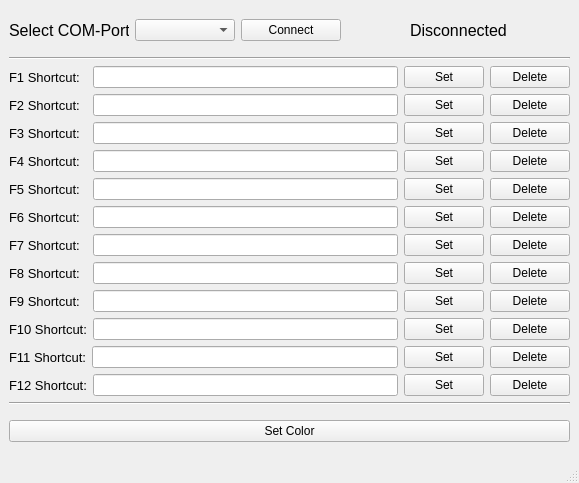
D4rkness/ArduinoNanoShortcutBoard, file pc_app/qt_ui/app.ui: the form before one commit.
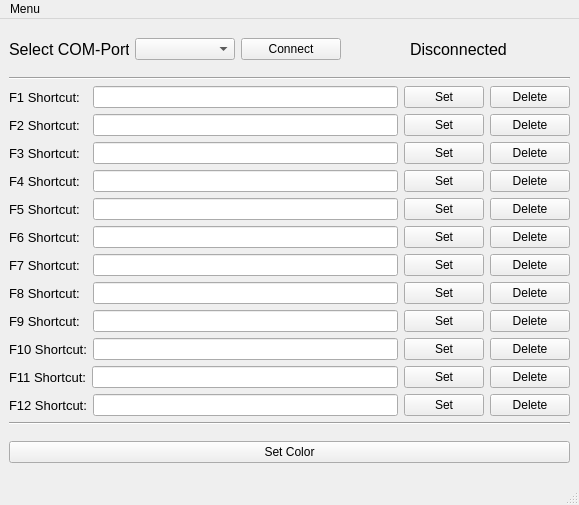
The form after the commit.

Commit message: added controller basic method and new menu entries

Diff of the .ui file:
```diff
--- a/pc_app/qt_ui/app.ui
+++ b/pc_app/qt_ui/app.ui
@@ -7,7 +7,7 @@
     <x>0</x>
     <y>0</y>
     <width>579</width>
-    <height>483</height>
+    <height>505</height>
    </rect>
   </property>
   <property name="windowTitle">
@@ -499,6 +499,40 @@
    </layout>
   </widget>
   <widget class="QStatusBar" name="statusbar"/>
+  <widget class="QMenuBar" name="menuBar">
+   <property name="geometry">
+    <rect>
+     <x>0</x>
+     <y>0</y>
+     <width>579</width>
+     <height>22</height>
+    </rect>
+   </property>
+   <widget class="QMenu" name="menuMenu">
+    <property name="title">
+     <string>Menu</string>
+    </property>
+    <widget class="QMenu" name="menuSelect_config">
+     <property name="title">
+      <string>Select config</string>
+     </property>
+     <addaction name="actiondefault"/>
+    </widget>
+    <addaction name="menuSelect_config"/>
+    <addaction name="actionEnable_debug"/>
+   </widget>
+   <addaction name="menuMenu"/>
+  </widget>
+  <action name="actionEnable_debug">
+   <property name="text">
+    <string>Enable debug</string>
+   </property>
+  </action>
+  <action name="actiondefault">
+   <property name="text">
+    <string>default</string>
+   </property>
+  </action>
  </widget>
  <resources/>
  <connections/>
```
The commit also changes 7 other files.
